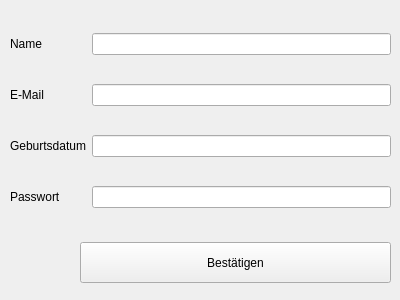
The window that erster_systemstart.ui (Tandaradei/haushalt) describes before a commit, drawn with Qt 5.
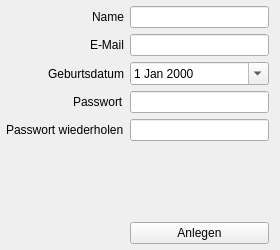
The same window after the commit. Icons and pictures are not drawn.

The edit to the form file:
```diff
--- a/erster_systemstart.ui
+++ b/erster_systemstart.ui
@@ -6,37 +6,40 @@
    <rect>
     <x>0</x>
     <y>0</y>
-    <width>400</width>
-    <height>300</height>
+    <width>280</width>
+    <height>250</height>
    </rect>
   </property>
+  <property name="minimumSize">
+   <size>
+    <width>280</width>
+    <height>250</height>
+   </size>
+  </property>
+  <property name="maximumSize">
+   <size>
+    <width>280</width>
+    <height>250</height>
+   </size>
+  </property>
   <property name="windowTitle">
    <string>Admin festlegen</string>
   </property>
-  <widget class="QWidget" name="gridLayoutWidget">
-   <property name="geometry">
-    <rect>
-     <x>10</x>
-     <y>10</y>
-     <width>381</width>
-     <height>221</height>
-    </rect>
+  <layout class="QVBoxLayout" name="verticalLayout">
+   <property name="leftMargin">
+    <number>6</number>
    </property>
-   <layout class="QGridLayout" name="gridLayout">
-    <item row="2" column="0">
-     <widget class="QLabel" name="label_5">
-      <property name="text">
-       <string>Geburtsdatum</string>
-      </property>
-     </widget>
-    </item>
-    <item row="3" column="0">
-     <widget class="QLabel" name="label_2">
-      <property name="text">
-       <string>Passwort</string>
-      </property>
-     </widget>
-    </item>
+   <property name="topMargin">
+    <number>6</number>
+   </property>
+   <property name="bottomMargin">
+    <number>6</number>
+   </property>
+   <item>
+    <layout class="QFormLayout" name="formLayout">
+     <property name="labelAlignment">
+      <set>Qt::AlignRight|Qt::AlignTrailing|Qt::AlignVCenter</set>
+     </property>
     <item row="0" column="0">
      <widget class="QLabel" name="label_3">
       <property name="text">
@@ -44,6 +47,9 @@
       </property>
      </widget>
     </item>
+     <item row="0" column="1">
+      <widget class="QLineEdit" name="lineEdit"/>
+     </item>
     <item row="1" column="0">
      <widget class="QLabel" name="label_4">
       <property name="text">
@@ -51,33 +57,88 @@
       </property>
      </widget>
     </item>
-    <item row="0" column="1">
-     <widget class="QLineEdit" name="lineEdit"/>
-    </item>
     <item row="1" column="1">
      <widget class="QLineEdit" name="lineEdit_2"/>
     </item>
-    <item row="2" column="1">
-     <widget class="QLineEdit" name="lineEdit_3"/>
+     <item row="2" column="0">
+      <widget class="QLabel" name="label_5">
+       <property name="text">
+        <string>Geburtsdatum</string>
+       </property>
+      </widget>
+     </item>
+     <item row="3" column="0">
+      <widget class="QLabel" name="label_2">
+       <property name="text">
+        <string>Passwort</string>
+       </property>
+      </widget>
     </item>
     <item row="3" column="1">
-     <widget class="QLineEdit" name="lineEdit_4"/>
-    </item>
-   </layout>
-  </widget>
+      <widget class="QLineEdit" name="lineEdit_4">
+       <property name="echoMode">
+        <enum>QLineEdit::Password</enum>
+       </property>
+       <property name="clearButtonEnabled">
+        <bool>false</bool>
+       </property>
+      </widget>
+     </item>
+     <item row="7" column="1">
   <widget class="QPushButton" name="pushButton">
-   <property name="geometry">
-    <rect>
-     <x>80</x>
-     <y>242</y>
-     <width>311</width>
-     <height>41</height>
-    </rect>
-   </property>
+       <property name="text">
+        <string>Anlegen</string>
+       </property>
+       <property name="icon">
+        <iconset>
+         <normaloff>resources/user.png</normaloff>resources/user.png</iconset>
+       </property>
+      </widget>
+     </item>
+     <item row="2" column="1">
+      <widget class="QDateEdit" name="dateEdit">
+       <property name="calendarPopup">
+        <bool>true</bool>
+       </property>
+      </widget>
+     </item>
+     <item row="4" column="0">
+      <widget class="QLabel" name="label">
    <property name="text">
-    <string>Bestätigen</string>
-   </property>
-  </widget>
+        <string>Passwort wiederholen</string>
+       </property>
+      </widget>
+     </item>
+     <item row="6" column="1">
+      <spacer name="verticalSpacer">
+       <property name="orientation">
+        <enum>Qt::Vertical</enum>
+       </property>
+       <property name="sizeHint" stdset="0">
+        <size>
+         <width>20</width>
+         <height>20</height>
+        </size>
+       </property>
+      </spacer>
+     </item>
+     <item row="4" column="1">
+      <widget class="QLineEdit" name="lineEdit_3">
+       <property name="echoMode">
+        <enum>QLineEdit::Password</enum>
+       </property>
+      </widget>
+     </item>
+     <item row="5" column="1">
+      <widget class="QLabel" name="label_6">
+       <property name="text">
+        <string/>
+       </property>
+      </widget>
+     </item>
+    </layout>
+   </item>
+  </layout>
  </widget>
  <resources/>
  <connections/>
```
Lines whose indentation alone changed are shown as unchanged.
